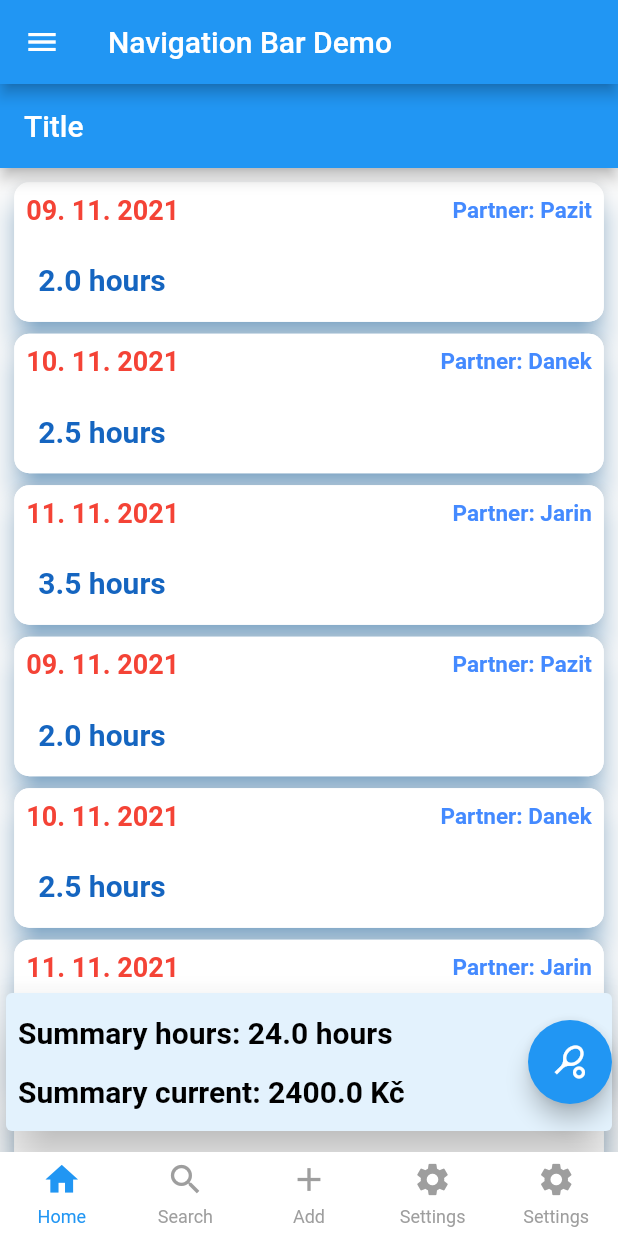
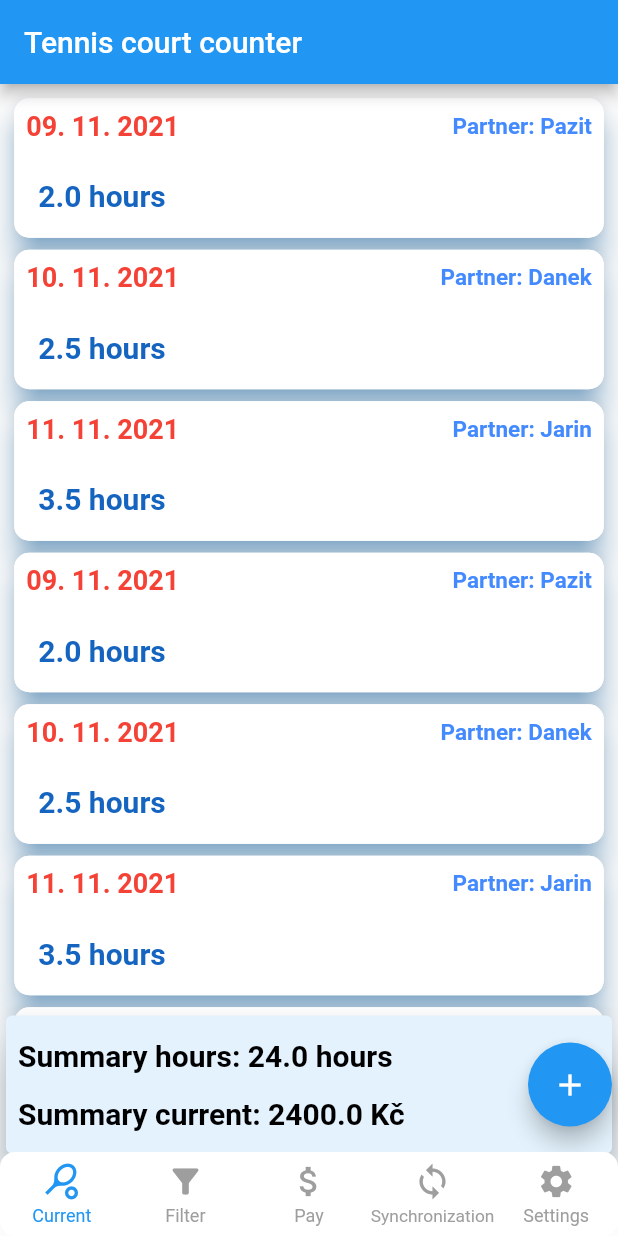
Before and after one commit to jelazi/tennis_cash_court, a Flutter app: the screen it shows after launch, on a phone screen of 412 x 824 dp. Run offline on Flutter 3.47's test engine with Material 2 defaults, Android fonts, the phone set to English and light mode, and no system bars; drawn by our look-alikes of persistent_bottom_nav_bar; our stand-ins replace datetime_picker_formfield; missing offline and left inert: flutter_picker.

```diff
--- a/lib/view/custom_tabs_widget.dart
+++ b/lib/view/custom_tabs_widget.dart
@@ -1,7 +1,10 @@
 import 'package:flutter/material.dart';
 import 'package:persistent_bottom_nav_bar/persistent-tab-view.dart';
+import './filter_screen.dart';
+import './graph_screen.dart';
+import './sync_screen.dart';
 
-import '../main.dart';
+import './settings_screen.dart';
 import './main_sreen.dart';
 import './custom_navbar_widget.dart';
 
@@ -37,72 +40,36 @@ class _CustomWidgetExampleState extends State<CustomWidgetExample> {
           });
         },
       ),
-      MainScreen(
-        title: title,
-        menuScreenContext: widget.menuScreenContext,
-        hideStatus: _hideNavBar,
-        onScreenHideButtonPressed: () {
-          setState(() {
-            _hideNavBar = !_hideNavBar;
-          });
-        },
-      ),
-      MainScreen(
-        title: title,
-        menuScreenContext: widget.menuScreenContext,
-        hideStatus: _hideNavBar,
-        onScreenHideButtonPressed: () {
-          setState(() {
-            _hideNavBar = !_hideNavBar;
-          });
-        },
-      ),
-      MainScreen(
-        title: title,
-        menuScreenContext: widget.menuScreenContext,
-        hideStatus: _hideNavBar,
-        onScreenHideButtonPressed: () {
-          setState(() {
-            _hideNavBar = !_hideNavBar;
-          });
-        },
-      ),
-      MainScreen(
-        title: title,
-        menuScreenContext: widget.menuScreenContext,
-        hideStatus: _hideNavBar,
-        onScreenHideButtonPressed: () {
-          setState(() {
-            _hideNavBar = !_hideNavBar;
-          });
-        },
-      ),
+      FilterScreen(),
+      GraphScreen(),
+      SyncScreen(),
+      SettingsScreen(),
     ];
   }
 
   List<PersistentBottomNavBarItem> _navBarsItems() {
     return [
       PersistentBottomNavBarItem(
-        icon: Icon(Icons.home),
-        title: "Home",
+        icon: Icon(Icons.sports_tennis),
+        title: "Current",
         activeColorPrimary: Colors.blue,
         inactiveColorPrimary: Colors.grey,
       ),
       PersistentBottomNavBarItem(
-        icon: Icon(Icons.search),
-        title: ("Search"),
+        icon: Icon(Icons.filter_alt),
+        title: ("Filter"),
         activeColorPrimary: Colors.teal,
         inactiveColorPrimary: Colors.grey,
       ),
       PersistentBottomNavBarItem(
-        icon: Icon(Icons.add),
-        title: ("Add"),
+        icon: Icon(Icons.attach_money),
+        title: ("Pay"),
         activeColorPrimary: Colors.deepOrange,
         inactiveColorPrimary: Colors.grey,
       ),
       PersistentBottomNavBarItem(
-        icon: Icon(Icons.settings),
-        title: ("Settings"),
+        icon: Icon(Icons.sync),
+        title: ("Synchronization"),
         activeColorPrimary: Colors.indigo,
         inactiveColorPrimary: Colors.grey,
       ),
@@ -118,18 +85,42 @@ class _CustomWidgetExampleState extends State<CustomWidgetExample> {
   @override
   Widget build(BuildContext context) {
     return Scaffold(
-      appBar: AppBar(title: const Text('Navigation Bar Demo')),
-      drawer: Drawer(
-        child: Center(
-          child: Column(
-            mainAxisAlignment: MainAxisAlignment.center,
-            children: <Widget>[
-              const Text('This is the Drawer'),
-            ],
-          ),
+      appBar: AppBar(title: const Text('Tennis court counter')),
+      body: PersistentTabView(
+        context,
+        controller: _controller,
+        screens: _buildScreens(),
+        items: _navBarsItems(),
+        confineInSafeArea: true,
+        backgroundColor: Colors.white, // Default is Colors.white.
+        handleAndroidBackButtonPress: true, // Default is true.
+        resizeToAvoidBottomInset:
+            true, // This needs to be true if you want to move up the screen when keyboard appears. Default is true.
+        stateManagement: true, // Default is true.
+        hideNavigationBarWhenKeyboardShows:
+            true, // Recommended to set 'resizeToAvoidBottomInset' as true while using this argument. Default is true.
+        decoration: NavBarDecoration(
+          borderRadius: BorderRadius.circular(10.0),
+          colorBehindNavBar: Colors.white,
         ),
+        popAllScreensOnTapOfSelectedTab: true,
+        popActionScreens: PopActionScreensType.all,
+        itemAnimationProperties: const ItemAnimationProperties(
+          // Navigation Bar's items animation properties.
+          duration: Duration(milliseconds: 200),
+          curve: Curves.ease,
+        ),
+        screenTransitionAnimation: const ScreenTransitionAnimation(
+          // Screen transition animation on change of selected tab.
+          animateTabTransition: true,
+          curve: Curves.ease,
+          duration: Duration(milliseconds: 200),
+        ),
+        navBarStyle:
+            NavBarStyle.style6, // Choose the nav bar style with this property.
       ),
-      body: PersistentTabView.custom(
+
+      /*PersistentTabView.custom(
         context,
         controller: _controller,
         screens: _buildScreens(),
@@ -152,7 +143,7 @@ class _CustomWidgetExampleState extends State<CustomWidgetExample> {
           },
           selectedIndex: _controller.index,
         ),
-      ),
+      ),*/
     );
   }
 }
--- a/lib/view/main_sreen.dart
+++ b/lib/view/main_sreen.dart
@@ -1,8 +1,6 @@
 import 'package:flutter/material.dart';
 
 import '../view/sum_card.dart';
-import '../model/tennis_hour.dart';
-import '../view/add_new_hour_dialog.dart';
 import '../view/listview_cards_hours.dart';
 import '../model/hour_manager.dart';
 
@@ -31,14 +29,11 @@ class _MainScreenState extends State<MainScreen> {
   @override
   Widget build(BuildContext context) {
     return Scaffold(
-      appBar: AppBar(
-        title: Text(widget.title),
-      ),
       body: Stack(
         children: [
           ListViewCardsHours(),
           Positioned(
-            bottom: 10,
+            bottom: 5,
             child: SizedBox(
               width: MediaQuery.of(context).size.width,
               height: 100,
--- a/lib/view/sum_card.dart
+++ b/lib/view/sum_card.dart
@@ -58,7 +58,7 @@ class _SumCardState extends State<SumCard> {
             child: FloatingActionButton(
               onPressed: displayAddHour,
               tooltip: 'Add new hour',
-              child: const Icon(Icons.sports_tennis),
+              child: const Icon(Icons.add),
             ),
           ),
         ],
--- a/pubspec.yaml
+++ b/pubspec.yaml
@@ -38,6 +38,7 @@ dependencies:
   datetime_picker_formfield: ^2.0.0
   flutter_picker: ^2.0.2
   persistent_bottom_nav_bar: ^4.0.2
+  firebase_core: ^1.12.0
 
 dev_dependencies:
   flutter_test:
```
Also changed, not shown: lib/view/filter_screen.dart (added, +20 -0 lines), lib/view/graph_screen.dart (added, +20 -0 lines), lib/view/settings_screen.dart (added, +20 -0 lines), lib/view/sync_screen.dart (added, +20 -0 lines), pubspec.lock, 7 other files.
